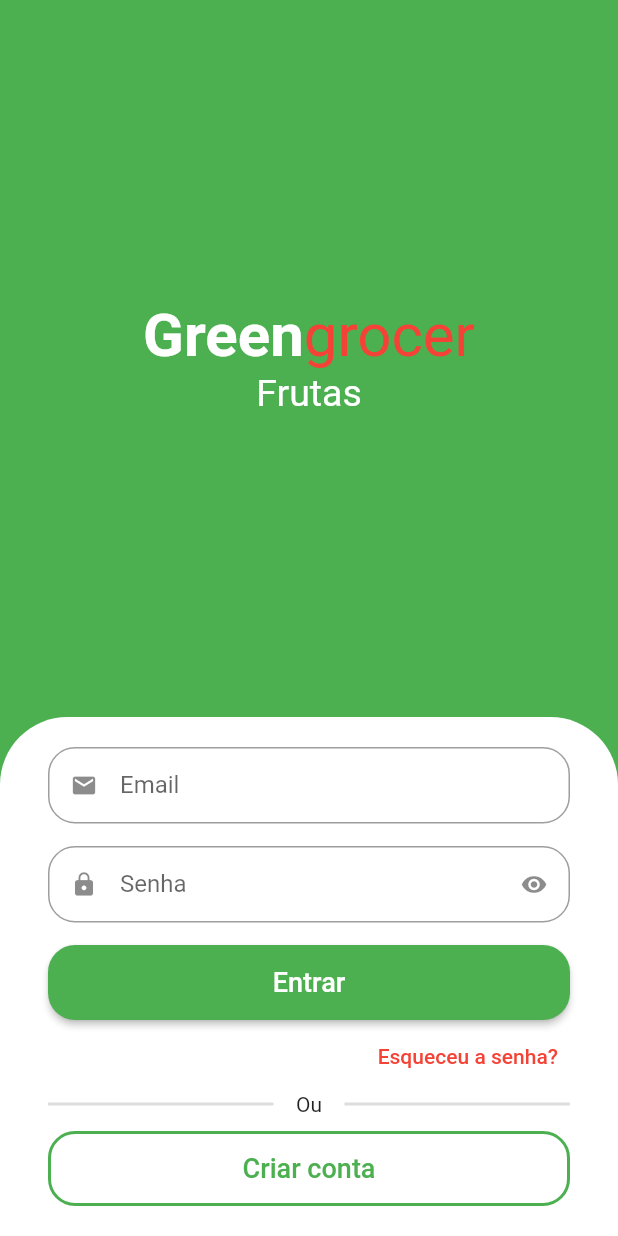
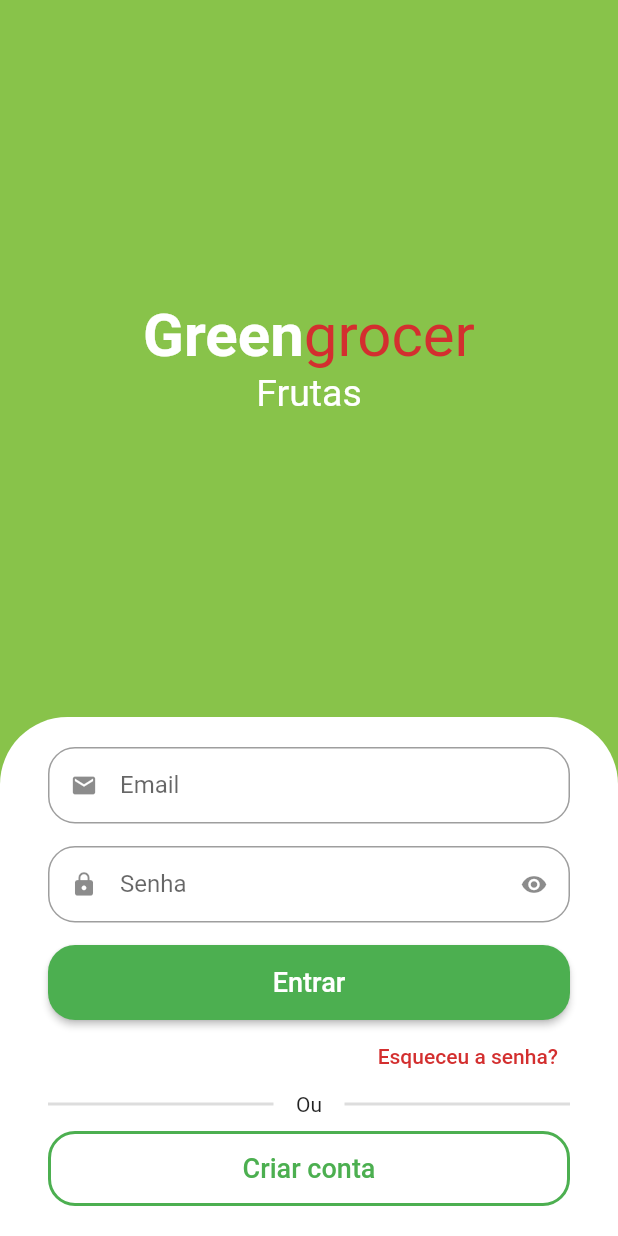
Before and after one commit to PedroPrazz/quitanda, a Flutter app: the screen it shows after launch, on a phone screen of 412 x 824 dp. Run offline on Flutter 3.47's test engine with Material 2 defaults, Android fonts, the phone set to English and light mode, and no system bars; drawn by our look-alikes of animated_text_kit.

Commit message:
Criando e adicionando cores customizadas

```diff
--- /dev/null
+++ b/lib/src/config/custom_colors.dart
@@ -0,0 +1,21 @@
+import 'package:flutter/material.dart';
+
+Map<int, Color> _swatchOpacity = {
+  50: const Color.fromRGBO(139, 195, 74, .1),
+  100: const Color.fromRGBO(139, 195, 74, .2),
+  200: const Color.fromRGBO(139, 195, 74, .3),
+  300: const Color.fromRGBO(139, 195, 74, .4),
+  400: const Color.fromRGBO(139, 195, 74, .5),
+  500: const Color.fromRGBO(139, 195, 74, .6),
+  600: const Color.fromRGBO(139, 195, 74, .7),
+  700: const Color.fromRGBO(139, 195, 74, .8),
+  800: const Color.fromRGBO(139, 195, 74, .9),
+  900: const Color.fromRGBO(139, 195, 74, 1),
+};
+
+abstract class CustomColors {
+  static Color customContrastColor = Colors.red.shade700;
+
+  static MaterialColor customSwatchColor =
+      MaterialColor(0xFF88C34A, _swatchOpacity);
+}
--- a/lib/src/sign_in_screen.dart
+++ b/lib/src/sign_in_screen.dart
@@ -1,6 +1,7 @@
 import 'package:animated_text_kit/animated_text_kit.dart';
 import 'package:flutter/material.dart';
 import 'package:quitanda/src/auth/components/custom_text_field.dart';
+import 'package:quitanda/src/config/custom_colors.dart';
 
 class SignInScreen extends StatelessWidget {
   const SignInScreen({Key? key}) : super(key: key);
@@ -8,7 +9,7 @@ class SignInScreen extends StatelessWidget {
   @override
   Widget build(BuildContext context) {
     return Scaffold(
-      backgroundColor: Colors.green,
+      backgroundColor: CustomColors.customSwatchColor,
       body: Column(
         children: [
           Expanded(
@@ -16,13 +17,13 @@ class SignInScreen extends StatelessWidget {
               mainAxisAlignment: MainAxisAlignment.center,
               children: [
                 //Nome do APP
-                const Text.rich(
+                Text.rich(
                   TextSpan(
-                    style: TextStyle(
+                    style: const TextStyle(
                       fontSize: 40,
                     ),
                     children: [
-                      TextSpan(
+                      const TextSpan(
                         text: 'Green',
                         style: TextStyle(
                           color: Colors.white,
@@ -32,7 +33,7 @@ class SignInScreen extends StatelessWidget {
                       TextSpan(
                         text: 'grocer',
                         style: TextStyle(
-                          color: Colors.red,
+                          color: CustomColors.customContrastColor,
                         ),
                       )
                     ],
@@ -116,10 +117,10 @@ class SignInScreen extends StatelessWidget {
                   alignment: Alignment.centerRight,
                   child: TextButton(
                     onPressed: () {},
-                    child: const Text(
+                    child: Text(
                       'Esqueceu a senha?',
                       style: TextStyle(
-                        color: Colors.red,
+                        color: CustomColors.customContrastColor,
                       ),
                     ),
                   ),
```
